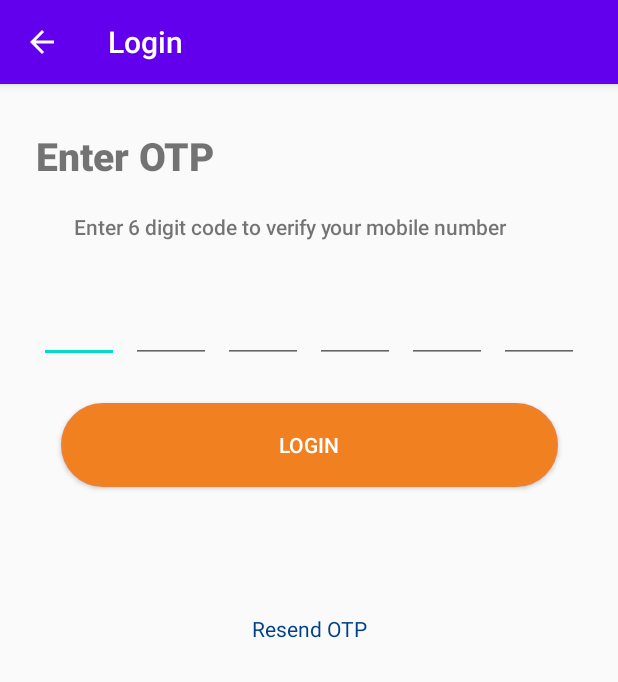
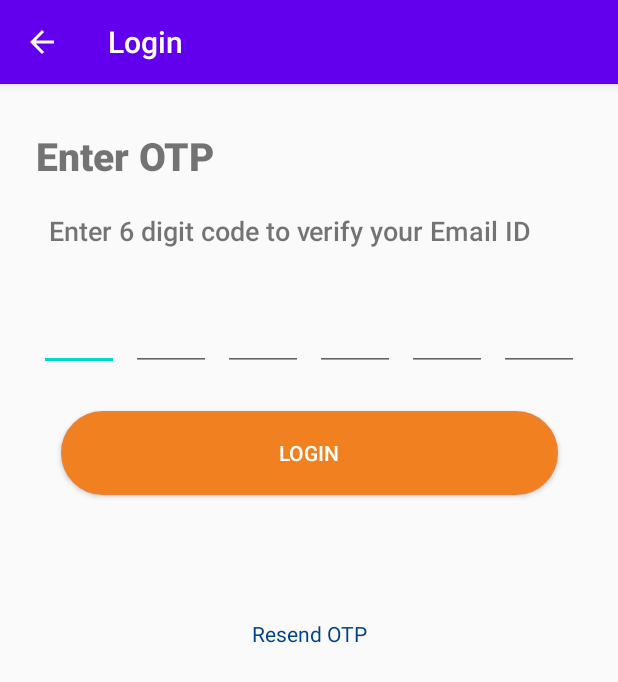
Before and after one commit to zenashi48/NP-Citizen-Tracker, an Android app: the Login screen opened directly, with no data from a screen before it, on a phone screen of 412 x 824 dp. Shown: the top 682 px of the screen. Run offline under Robolectric (Android 15) with nearby library versions, the phone set to English and light mode, and no system bars; our stand-ins replace Firebase (no records; nobody signed in at launch, a user with empty details on screens opened directly).

Commit message:
First_commit

```diff
--- a/app/src/main/res/layout/activity_login.xml
+++ b/app/src/main/res/layout/activity_login.xml
@@ -41,8 +41,8 @@
         android:layout_marginTop="20dp"
         android:layout_marginEnd="49dp"
         android:fontFamily="sans-serif-medium"
-        android:text="Enter 6 digit code to verify your mobile number"
-        android:textSize="14dp"
+        android:text="Enter 6 digit code to verify your Email ID"
+        android:textSize="18sp"
         app:layout_constraintEnd_toEndOf="parent"
         app:layout_constraintStart_toStartOf="parent"
         app:layout_constraintTop_toBottomOf="@+id/textView" />
--- a/app/src/main/res/layout/activity_screen_2.xml
+++ b/app/src/main/res/layout/activity_screen_2.xml
@@ -46,8 +46,7 @@
             android:layout_marginEnd="20dp"
             android:ems="10"
             android:hint="Enter  you email id"
-            android:inputType="phone"
-            android:maxLength="14" />
+            android:inputType="textEmailAddress" />
 
         <Button
             android:id="@+id/button"
@@ -59,7 +58,7 @@
             android:layout_marginRight="20dp"
             android:background="@drawable/custom_button_round"
             android:onClick="getOTPfunc"
-            android:text="Get OTP Paassword"
+            android:text="Get OTP Password"
             android:textColor="#FFFFFF"
             app:layout_constraintEnd_toEndOf="parent"
             app:layout_constraintStart_toStartOf="parent" />
```
Also changed, not shown: app/src/main/java/com/example/npcitizentracker/MainActivity.java (+14 -2 lines), app/src/main/java/com/example/npcitizentracker/screen_2.java (+4 -4 lines).
